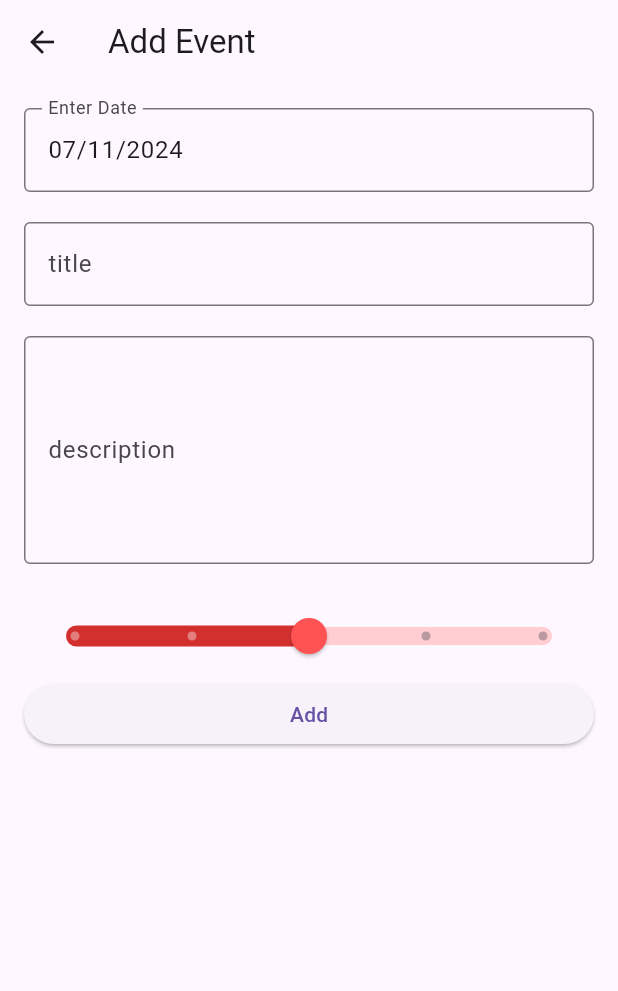
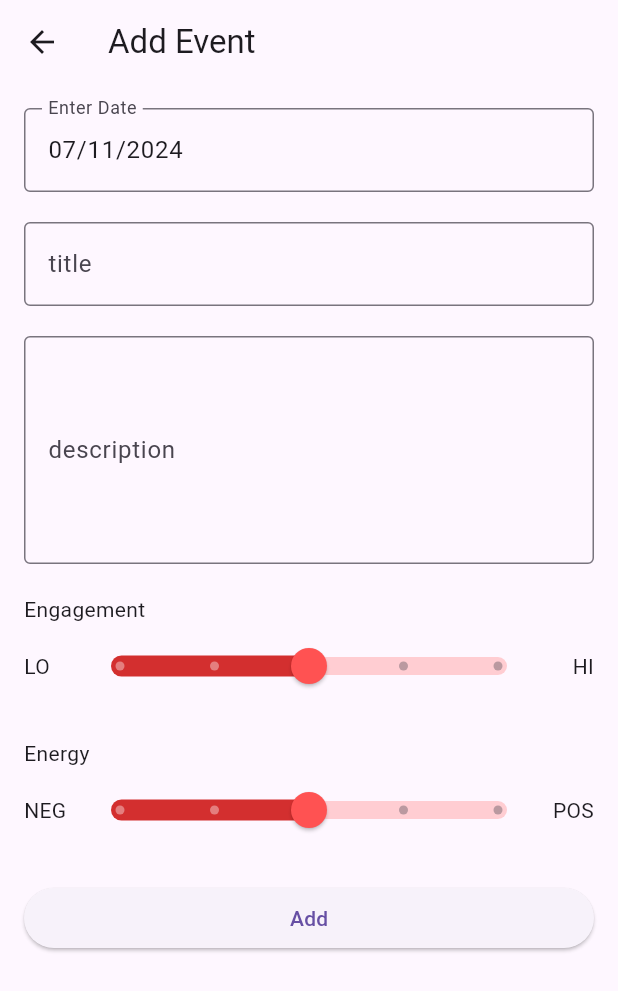
Before and after one commit to niaotaojiao/gemilife, a Flutter app: the screen it shows once a user with an empty profile is signed in, after a tap on the "add" icon, on a phone screen of 412 x 824 dp. Shown: the top 991 px of the screen. Run offline on Flutter 3.47's test engine with Material 3 defaults, Android fonts, the phone set to English and light mode, and no system bars; our stand-ins replace audioplayers, camera, cloud_firestore, firebase_auth, firebase_core, flutter_dotenv and 5 more; missing offline and left inert: google_mlkit_commons, google_mlkit_pose_detection; accounts and stored records are empty.

Commit message:
add slider ber

```diff
--- a/lib/home/pages/add_event_page.dart
+++ b/lib/home/pages/add_event_page.dart
@@ -109,7 +109,44 @@ class _AddEventState extends State<AddEvent> {
           const SizedBox(
             height: 20,
           ),
-          CustomSlider(),
+          const Text('Engagement'),
+          const Row(
+            children: [
+              SizedBox(
+                  width: 30,
+                  child: Align(
+                      alignment: Alignment.centerLeft, child: Text('LO'))),
+              Expanded(
+                child: CustomSlider(),
+              ),
+              SizedBox(
+                  width: 30,
+                  child: Align(
+                      alignment: Alignment.centerRight, child: Text('HI'))),
+            ],
+          ),
+          const SizedBox(
+            height: 20,
+          ),
+          const Text('Energy'),
+          const Row(
+            children: [
+              SizedBox(
+                  width: 30,
+                  child: Align(
+                      alignment: Alignment.centerLeft, child: Text('NEG'))),
+              Expanded(
+                child: CustomSlider(),
+              ),
+              SizedBox(
+                  width: 30,
+                  child: Align(
+                      alignment: Alignment.centerRight, child: Text('POS'))),
+            ],
+          ),
+          const SizedBox(
+            height: 20,
+          ),
           ElevatedButton(
             onPressed: () {
               _addEvent();
```
